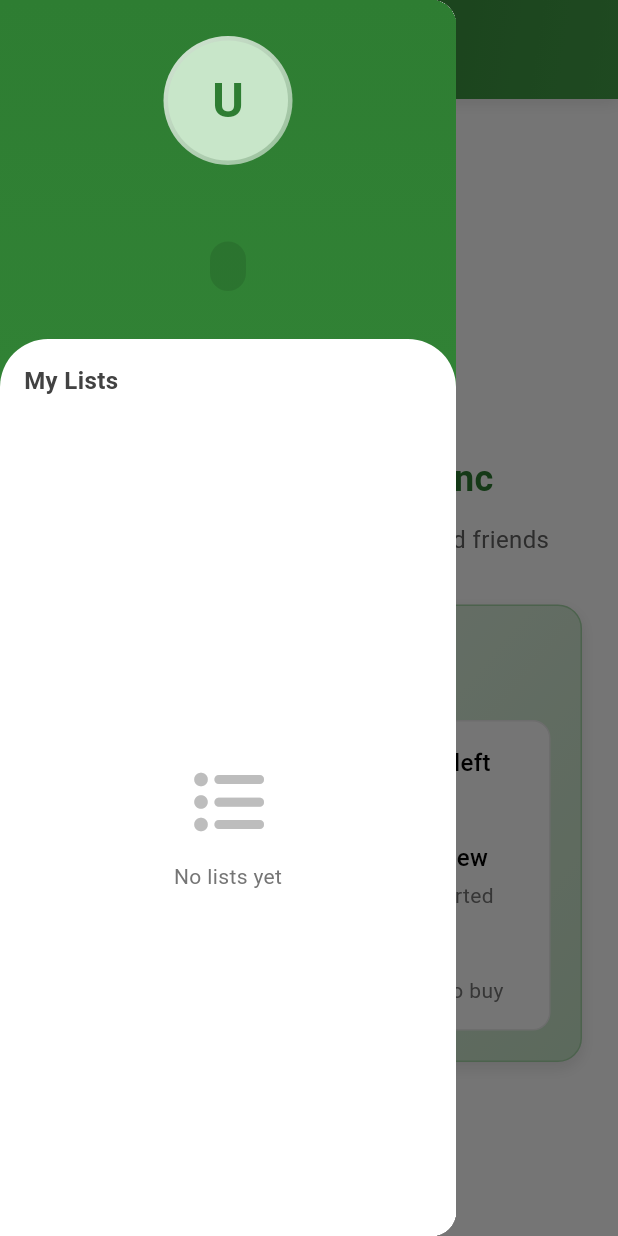
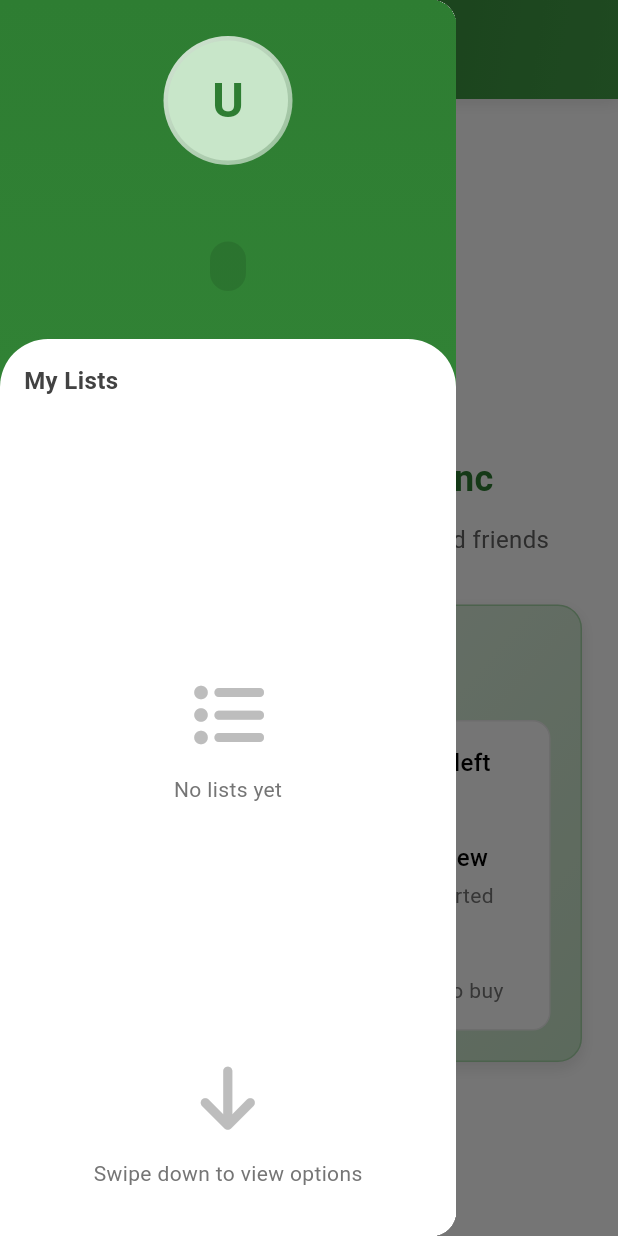
Before and after one commit to aadishsamir123/asdev-shopsync, a Flutter app: the HomeScreen screen opened by its route, with the side drawer open, on a phone screen of 412 x 824 dp. Run offline on Flutter 3.47's test engine with Material 3 defaults, Android fonts, the phone set to English and light mode, and no system bars; drawn by our look-alikes of sentry_flutter; our stand-ins replace cloud_firestore, firebase_auth, firebase_core, flutter_svg, font_awesome_flutter, google_sign_in and 4 more; missing offline and left inert: dart:js_interop, in_app_update; accounts and stored records are empty.

Commit message:
Added swipe down prompt and icons to enhance user experience in home screen

```diff
--- a/lib/screens/home.dart
+++ b/lib/screens/home.dart
@@ -544,6 +544,8 @@ class _HomeScreenState extends State<HomeScreen> {
                                   child: Column(
                                     mainAxisSize: MainAxisSize.min,
                                     children: [
+
+                                      Spacer(flex: 1),
                                       FaIcon(
                                         FontAwesomeIcons.listUl,
                                         size: 48,
@@ -556,6 +558,20 @@ class _HomeScreenState extends State<HomeScreen> {
                                           color: Colors.grey[600],
                                         ),
                                       ),
+                                      Spacer(flex: 1),
+                                      FaIcon(
+                                        FontAwesomeIcons.arrowDown,
+                                        size: 48,
+                                        color: Colors.grey[400],
+                                      ),
+                                      const SizedBox(height: 16),
+                                      Text(
+                                        'Swipe down to view options',
+                                        style: TextStyle(
+                                          color: Colors.grey[600],
+                                        ),
+                                      ),
+                                      const SizedBox(height: 32),
                                     ],
                                   ),
                                 ),
```
